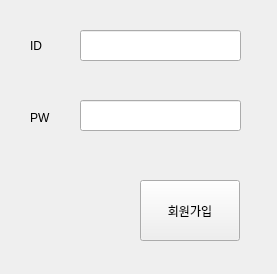
Old version of the form QTbank/userregister.ui in the repository vedaProject1/bankproject.
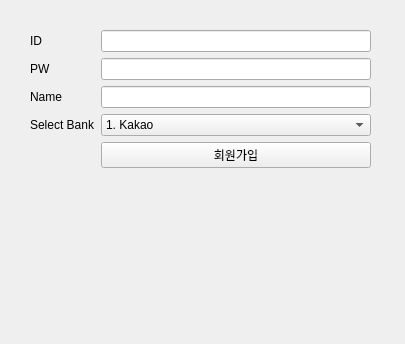
New version of the form.

Diff of the .ui file:
```diff
--- a/QTbank/userregister.ui
+++ b/QTbank/userregister.ui
@@ -6,48 +6,32 @@
    <rect>
     <x>0</x>
     <y>0</y>
-    <width>277</width>
-    <height>274</height>
+    <width>405</width>
+    <height>344</height>
    </rect>
   </property>
   <property name="windowTitle">
    <string>회원가입</string>
   </property>
-  <widget class="QPushButton" name="registerButton">
+  <widget class="QWidget" name="formLayoutWidget">
    <property name="geometry">
     <rect>
-     <x>140</x>
-     <y>180</y>
-     <width>100</width>
-     <height>61</height>
-    </rect>
-   </property>
-   <property name="text">
-    <string>회원가입</string>
-   </property>
-  </widget>
-  <widget class="QLineEdit" name="ID">
-   <property name="geometry">
-    <rect>
-     <x>80</x>
+     <x>30</x>
      <y>30</y>
-     <width>161</width>
-     <height>31</height>
+     <width>341</width>
+     <height>281</height>
     </rect>
    </property>
+   <layout class="QFormLayout" name="formLayout">
+    <item row="0" column="1">
+     <widget class="QLineEdit" name="lineEdit_id">
    <property name="text">
     <string/>
    </property>
   </widget>
-  <widget class="QLineEdit" name="PW">
-   <property name="geometry">
-    <rect>
-     <x>80</x>
-     <y>100</y>
-     <width>161</width>
-     <height>31</height>
-    </rect>
-   </property>
+    </item>
+    <item row="2" column="1">
+     <widget class="QLineEdit" name="lineEdit_name">
    <property name="text">
     <string/>
    </property>
@@ -55,31 +39,70 @@
     <enum>QLineEdit::EchoMode::Password</enum>
    </property>
   </widget>
+    </item>
+    <item row="1" column="1">
+     <widget class="QLineEdit" name="lineEdit_pw"/>
+    </item>
+    <item row="4" column="1">
+     <widget class="QPushButton" name="registerButton">
+      <property name="text">
+       <string>회원가입</string>
+      </property>
+     </widget>
+    </item>
+    <item row="0" column="0">
   <widget class="QLabel" name="label">
-   <property name="geometry">
-    <rect>
-     <x>30</x>
-     <y>30</y>
-     <width>58</width>
-     <height>31</height>
-    </rect>
-   </property>
    <property name="text">
     <string>ID</string>
    </property>
   </widget>
+    </item>
+    <item row="1" column="0">
   <widget class="QLabel" name="label_2">
-   <property name="geometry">
-    <rect>
-     <x>30</x>
-     <y>110</y>
-     <width>58</width>
-     <height>16</height>
-    </rect>
-   </property>
    <property name="text">
     <string>PW</string>
    </property>
+     </widget>
+    </item>
+    <item row="2" column="0">
+     <widget class="QLabel" name="label_3">
+      <property name="text">
+       <string>Name</string>
+      </property>
+     </widget>
+    </item>
+    <item row="3" column="1">
+     <widget class="QComboBox" name="ComboBox_bank">
+      <item>
+       <property name="text">
+        <string>1. Kakao</string>
+       </property>
+      </item>
+      <item>
+       <property name="text">
+        <string>2. KookmiIn</string>
+       </property>
+      </item>
+      <item>
+       <property name="text">
+        <string>3. Woori</string>
+       </property>
+      </item>
+      <item>
+       <property name="text">
+        <string>4. Hana</string>
+       </property>
+      </item>
+     </widget>
+    </item>
+    <item row="3" column="0">
+     <widget class="QLabel" name="label_4">
+      <property name="text">
+       <string>Select Bank</string>
+      </property>
+     </widget>
+    </item>
+   </layout>
   </widget>
  </widget>
  <resources/>
```
Lines whose indentation alone changed are shown as unchanged.
